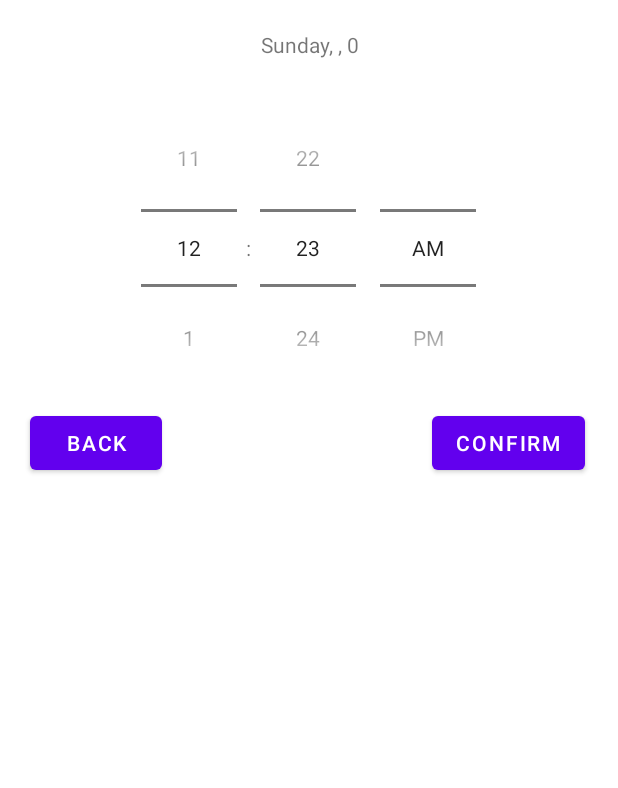
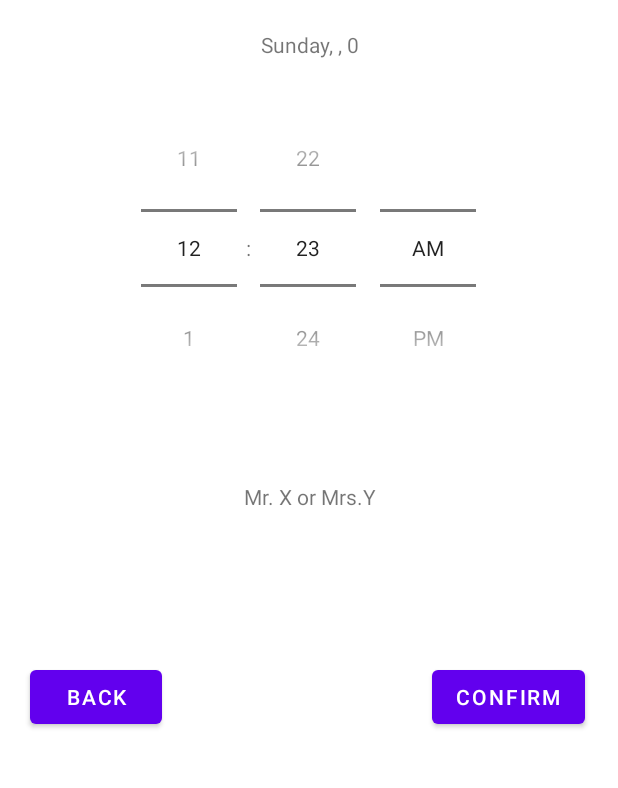
Before and after one commit to haiderratwit/WitMentalWellness, an Android app: the time_schedule screen opened directly, with no data from a screen before it, after a tap on "CONFIRM", on a phone screen of 412 x 824 dp, the part 176-964 px from its top. Run offline under Robolectric (Android 15) with nearby library versions, the phone set to English and light mode, and no system bars; 3 statements that could not run were skipped.

Commit message:
-Added counselor scheduling -Confirm Email -Retrieve the username email for the confirmation email

```diff
--- a/app/src/main/java/edu/wit/mobileapp/wellness_app/ui/notifications/time_schedule.java
+++ b/app/src/main/java/edu/wit/mobileapp/wellness_app/ui/notifications/time_schedule.java
@@ -2,6 +2,7 @@ package edu.wit.mobileapp.wellness_app.ui.notifications;
 
 import androidx.appcompat.app.AppCompatActivity;
 
+import android.content.Context;
 import android.content.Intent;
 import android.os.Bundle;
 import android.util.Log;
@@ -12,6 +13,13 @@ import android.widget.TextView;
 import android.widget.TimePicker;
 import android.widget.Toast;
 
+import java.io.BufferedReader;
+import java.io.FileInputStream;
+import java.io.FileNotFoundException;
+import java.io.IOError;
+import java.io.IOException;
+import java.io.InputStreamReader;
+import java.io.InvalidObjectException;
 import java.text.ParseException;
 import java.text.SimpleDateFormat;
 import java.util.Calendar;
@@ -23,7 +31,12 @@ import edu.wit.mobileapp.wellness_app.R;
 public class time_schedule extends AppCompatActivity implements TimePicker.OnTimeChangedListener {
 
     String month_name = "";
+    private String fileName = "WelnessAppFile";
     int hour_choice, minute_choice;
+    private Context context;
+    private String email ="";
+    TextView counselourName;
+
     @Override
     protected void onCreate(Bundle savedInstanceState) {
         super.onCreate(savedInstanceState);
@@ -98,6 +111,31 @@ public class time_schedule extends AppCompatActivity implements TimePicker.OnTim
             }
         });
 
+        context = getApplicationContext();
+        FileInputStream fis;
+        InputStreamReader isr;
+        BufferedReader bufferedReader;
+
+        try{
+            fis = context.openFileInput(fileName);
+            isr = new InputStreamReader(fis);
+            bufferedReader = new BufferedReader(isr);
+            StringBuilder sb = new StringBuilder();
+            String line;
+            while((line = bufferedReader.readLine())!=null){
+                sb.append(line);
+                email = sb.toString();
+            }
+        }catch(FileNotFoundException e){
+            Log.v("Read File: ", "Error: " + e);
+        } catch(IOException e){
+            Log.v("Read File: ", "Error: " + e);
+        }
+
+        Log.v("Email receive", "Email is: " + email);
+
+        counselourName = (TextView) findViewById(R.id.conselour_name);
+
         LinearLayout linearLayout = (LinearLayout)findViewById(R.id.confirm);
         Button confirmbtn = (Button) linearLayout.findViewById(R.id.confirm_button);
         confirmbtn.setOnClickListener(new View.OnClickListener() {
@@ -105,12 +143,14 @@ public class time_schedule extends AppCompatActivity implements TimePicker.OnTim
             public void onClick(View view) {
                 Intent intent = new Intent(Intent.ACTION_SEND);
                 intent.setType("message/rfc822");
-                intent.putExtra(Intent.EXTRA_EMAIL,new String[]{"vand@wit.edu"});
+                //intent.putExtra(Intent.EXTRA_EMAIL,email);
+                intent.putExtra(Intent.EXTRA_EMAIL,new String[]{email});
                 intent.putExtra(Intent.EXTRA_SUBJECT, "Confirmed appointment with Center of Wellness");
                 intent.putExtra(Intent.EXTRA_TEXT,
                         "Confirm time: \n\t" + dayOfWeek + " " + month_name + " " + day +
                                 " at " + hour_choice + ":" + minute_choice +
-                                " at Wellness Center with Counselor ... for user ...");
+                                " at Wellness Center with Counselor " + counselourName +
+                                " for user with that email: " + email );
                 intent.addFlags(Intent.FLAG_ACTIVITY_NEW_TASK);
                 startActivity(Intent.createChooser(intent,"Send mail ..."));
             }
--- a/app/src/main/res/layout/activity_time_schedule.xml
+++ b/app/src/main/res/layout/activity_time_schedule.xml
@@ -24,16 +24,26 @@
         android:paddingVertical="20dp"
         android:text="TextView" />
 
+
     <TimePicker
         android:id="@+id/time_picker"
         android:layout_width="match_parent"
         android:layout_height="wrap_content"
         android:timePickerMode="spinner" />
 
+    <TextView
+        android:id="@+id/conselour_name"
+        android:layout_width="match_parent"
+        android:layout_height="wrap_content"
+        android:layout_marginTop="50dp"
+        android:gravity="center"
+        android:text="@string/counselor_name" />
+
     <LinearLayout
         android:id="@+id/confirm"
         android:layout_width="match_parent"
-        android:layout_height="match_parent">
+        android:layout_height="match_parent"
+        android:layout_marginTop="100dp">
 
         <Button
             android:id="@+id/back_button"
--- a/app/src/main/res/values/colors.xml
+++ b/app/src/main/res/values/colors.xml
@@ -7,4 +7,5 @@
     <color name="teal_700">#FF018786</color>
     <color name="black">#FF000000</color>
     <color name="white">#FFFFFFFF</color>
+    <color name="sage">#B2AC88</color>
 </resources>
--- a/app/src/main/res/values/strings.xml
+++ b/app/src/main/res/values/strings.xml
@@ -10,4 +10,5 @@
     <string name="action_sign_in_short">Sign in</string>
     <string name="register_btn">Register!</string>
     <string name="login_btn">Login</string>
+    <string name="counselor_name">Mr. X or Mrs.Y</string>
 </resources>
```
Also changed, not shown: app/src/main/java/edu/wit/mobileapp/wellness_app/LoginActivity.java (+15 -1 lines), app/src/main/java/edu/wit/mobileapp/wellness_app/RegisterActivity.java (+18 -1 lines).
